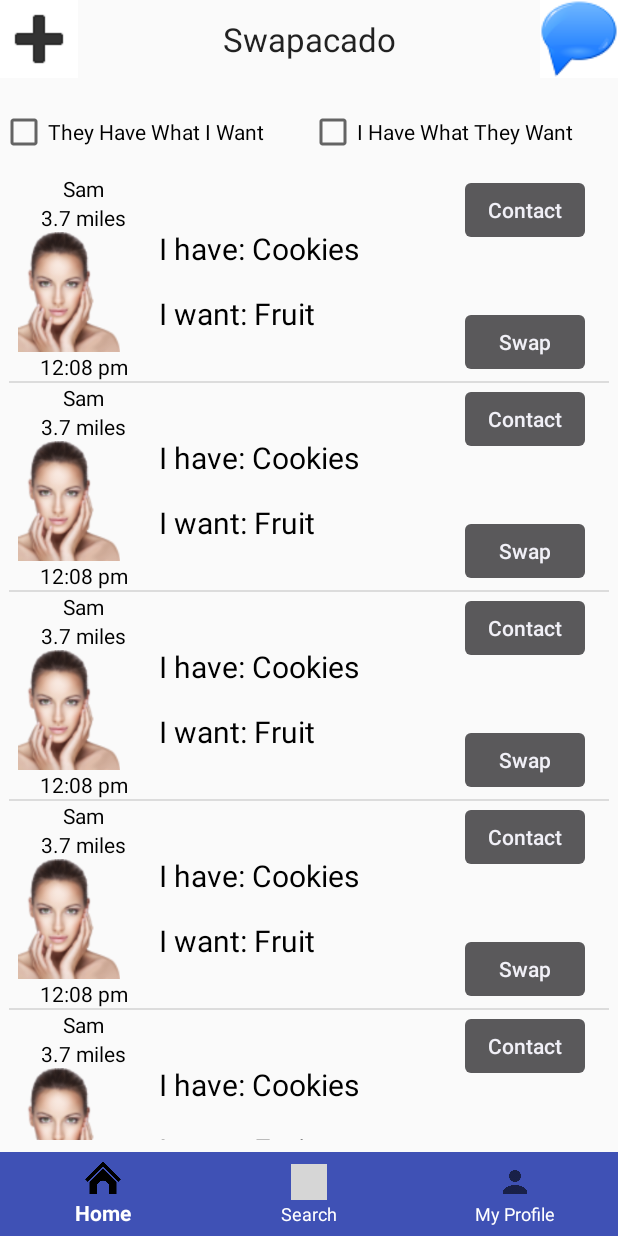
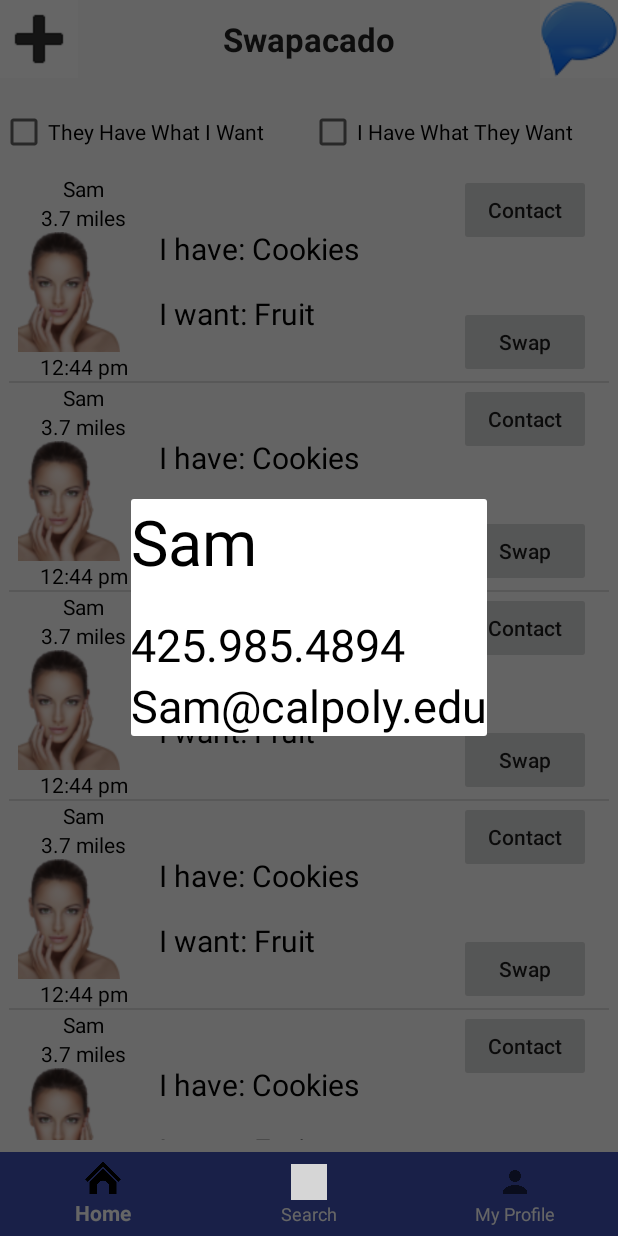
Before and after one commit to andyl7an/Swapacado, an Android app: the ProfileActivity screen opened directly, with no data from a screen before it, after a tap on "Contact", on a phone screen of 412 x 824 dp. Run offline under Robolectric (Android 15) with nearby library versions, the light colour scheme and no system bars; grey boxes are pictures that could not be loaded.

Commit message:
The contact button now dialogs some random contact data. ui not perfect

```diff
--- a/app/src/main/java/com/cpe307/swapacado/swapacado/Post.java
+++ b/app/src/main/java/com/cpe307/swapacado/swapacado/Post.java
@@ -168,7 +168,7 @@ public class Post {
         }
         String output = "";
         int hr = 8 + r.nextInt(12);
-        int min =  r.nextInt(12);
+        int min =  r.nextInt(60);
         if(hr < 12)
         {
             output = hr + ":";
--- a/app/src/main/java/com/cpe307/swapacado/swapacado/PostAdapter.java
+++ b/app/src/main/java/com/cpe307/swapacado/swapacado/PostAdapter.java
@@ -4,6 +4,7 @@ package com.cpe307.swapacado.swapacado;
  * Created by aalok_000 on 5/22/2017.
  */
 
+import android.app.Dialog;
 import android.content.Context;
 import android.view.LayoutInflater;
 import android.view.View;
@@ -15,8 +16,11 @@ import android.widget.TextView;
 
 class CustomAdapter extends ArrayAdapter<Post>{
 
+    Context homeContext;
+
     public CustomAdapter(Context context, Post [] posts) {
         super(context, R.layout.custom_row ,posts);
+        homeContext = context;
     }
 
     @Override
@@ -28,7 +32,7 @@ class CustomAdapter extends ArrayAdapter<Post>{
 
         Post singlePost = getItem(position);
 
-        String name = singlePost.getName();
+        final String name = singlePost.getName();
         TextView nameView = (TextView) theActualView.findViewById(R.id.postCard_name);
         nameView.setText(name);
 
@@ -53,6 +57,25 @@ class CustomAdapter extends ArrayAdapter<Post>{
         wantView.setText(wantString);
 
         Button contactButton = (Button)  theActualView.findViewById(R.id.postCard_contact);
+        contactButton.setOnClickListener(new View.OnClickListener() {
+            @Override
+            public void onClick(View view) {
+                Dialog contact_popup = new Dialog(homeContext);
+                contact_popup.setContentView(R.layout.contact_layout);
+                contact_popup.show();
+                TextView textName = (TextView) contact_popup.findViewById(R.id.contactPopup_name);
+                TextView textPhone = (TextView) contact_popup.findViewById(R.id.contactPopup_phone);
+                TextView textEmail = (TextView) contact_popup.findViewById(R.id.contactPopup_email);
+
+                textName.setText(name);
+                textName.setTextSize(42);
+                textPhone.setText("425.985.4894");
+                textPhone.setTextSize(30);
+                textEmail.setText(name+"@calpoly.edu");
+                textEmail.setTextSize(30);
+
+            }
+        });
 
         //Set profile picture of user
         //Show rating
--- a/app/src/main/res/layout/activity_home.xml
+++ b/app/src/main/res/layout/activity_home.xml
@@ -38,6 +38,7 @@
             android:textAlignment="center"
             android:textAppearance="@android:style/TextAppearance.DeviceDefault.Large"
             android:id="@+id/homeTitle"
+            android:textStyle="bold"
             />
         <ImageButton
             android:layout_width="wrap_content"
--- a/app/src/main/res/layout/contact_layout.xml
+++ b/app/src/main/res/layout/contact_layout.xml
@@ -3,16 +3,25 @@
     android:orientation="vertical" android:layout_width="match_parent"
     android:layout_height="match_parent">
     <TextView
-        android:layout_width="wrap_content"
+        android:layout_width="match_parent"
         android:layout_height="wrap_content"
-        android:text="First Name"/>
+        android:text="First Name"
+        android:id="@+id/contactPopup_name"
+        android:textColor="#000000"
+        android:layout_marginBottom="20dp"
+        />
     <TextView
         android:layout_width="wrap_content"
         android:layout_height="wrap_content"
         android:text="Phone Number"
+        android:id="@+id/contactPopup_phone"
+        android:textColor="#000000"
         />
     <TextView
         android:layout_width="wrap_content"
         android:layout_height="wrap_content"
-        android:text="Email Address"/>
+        android:text="Email Address"
+        android:id="@+id/contactPopup_email"
+        android:textColor="#000000"
+        />
 </LinearLayout>
```
Also changed, not shown: app/src/main/java/com/cpe307/swapacado/swapacado/HomeActivity.java (+5 -6 lines).
